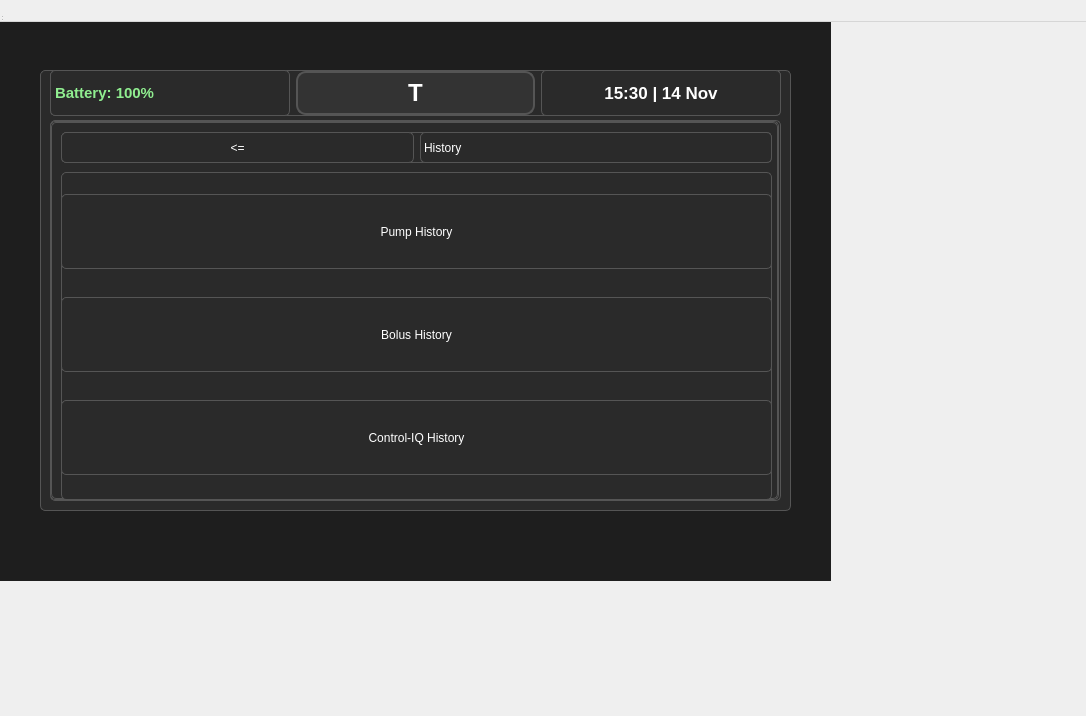
Before: the Qt Designer form src/optionsmenu.ui in Jelloge/insulin-pump-project, drawn with Qt 5.
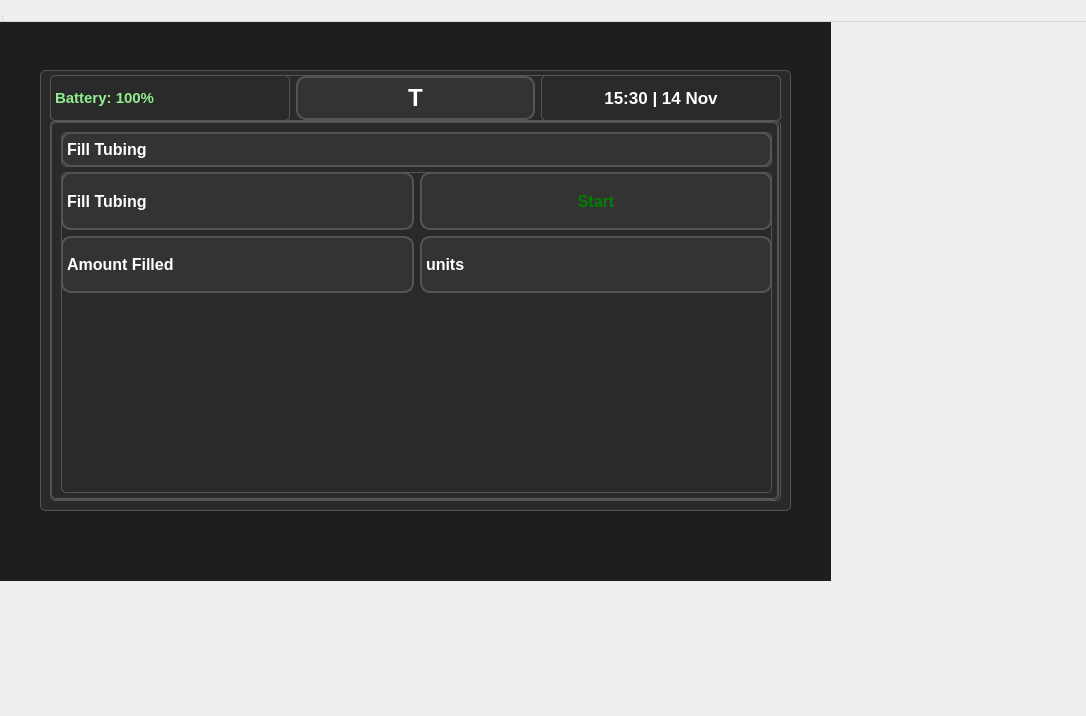
After: the same form once the commit is applied.

What changed in the file:
```diff
--- a/src/optionsmenu.ui
+++ b/src/optionsmenu.ui
@@ -41,7 +41,7 @@
      <property name="geometry">
       <rect>
        <x>10</x>
-       <y>0</y>
+       <y>5</y>
        <width>731</width>
        <height>46</height>
       </rect>
@@ -129,7 +129,7 @@
          </size>
         </property>
         <property name="currentIndex">
-         <number>7</number>
+         <number>8</number>
         </property>
         <widget class="QWidget" name="mainMenuPage">
          <widget class="QScrollArea" name="scrollArea">
@@ -918,6 +918,15 @@
                <verstretch>0</verstretch>
               </sizepolicy>
              </property>
+             <property name="styleSheet">
+              <string notr="true">QPushButton {
+    font: bold 12pt;
+    background-color: #333;
+    color: white;
+    border-radius: 10px;
+    border: 2px solid #555;
+}</string>
+             </property>
              <property name="text">
               <string>&lt;=</string>
              </property>
@@ -925,8 +934,18 @@
            </item>
            <item>
             <widget class="QLabel" name="historyLabel">
+             <property name="styleSheet">
+              <string notr="true">QLabel {
+    font: bold 12pt;
+    background-color: #333;
+    color: white;
+    border-radius: 10px;
+    border: 2px solid #555;
+        qproperty-alignment: 'AlignCenter';
+}</string>
+             </property>
              <property name="text">
-              <string>History</string>
+              <string>HISTORY</string>
              </property>
             </widget>
            </item>
@@ -938,18 +957,33 @@
             <x>10</x>
             <y>50</y>
             <width>711</width>
-            <height>328</height>
+            <height>321</height>
            </rect>
           </property>
           <layout class="QVBoxLayout" name="verticalLayout_10">
            <item>
             <widget class="QPushButton" name="pumpHistoryButton">
+             <property name="sizePolicy">
+              <sizepolicy hsizetype="Minimum" vsizetype="Minimum">
+               <horstretch>0</horstretch>
+               <verstretch>0</verstretch>
+              </sizepolicy>
+             </property>
              <property name="minimumSize">
               <size>
                <width>0</width>
                <height>75</height>
               </size>
              </property>
+             <property name="styleSheet">
+              <string notr="true">QPushButton {
+    font: bold 12pt;
+    background-color: #333;
+    color: white;
+    border-radius: 10px;
+    border: 2px solid #555;
+}</string>
+             </property>
              <property name="text">
               <string>Pump History</string>
              </property>
@@ -957,12 +991,27 @@
            </item>
            <item>
             <widget class="QPushButton" name="bolusHistoryButton">
+             <property name="sizePolicy">
+              <sizepolicy hsizetype="Minimum" vsizetype="Minimum">
+               <horstretch>0</horstretch>
+               <verstretch>0</verstretch>
+              </sizepolicy>
+             </property>
              <property name="minimumSize">
               <size>
                <width>0</width>
                <height>75</height>
               </size>
              </property>
+             <property name="styleSheet">
+              <string notr="true">QPushButton {
+    font: bold 12pt;
+    background-color: #333;
+    color: white;
+    border-radius: 10px;
+    border: 2px solid #555;
+}</string>
+             </property>
              <property name="text">
               <string>Bolus History</string>
              </property>
@@ -970,12 +1019,27 @@
            </item>
            <item>
             <widget class="QPushButton" name="controlIQHistoryButton">
+             <property name="sizePolicy">
+              <sizepolicy hsizetype="Minimum" vsizetype="Minimum">
+               <horstretch>0</horstretch>
+               <verstretch>0</verstretch>
+              </sizepolicy>
+             </property>
              <property name="minimumSize">
               <size>
                <width>0</width>
                <height>75</height>
               </size>
              </property>
+             <property name="styleSheet">
+              <string notr="true">QPushButton {
+    font: bold 12pt;
+    background-color: #333;
+    color: white;
+    border-radius: 10px;
+    border: 2px solid #555;
+}</string>
+             </property>
              <property name="text">
               <string>Control-IQ History</string>
              </property>
@@ -984,8 +1048,179 @@
           </layout>
          </widget>
         </widget>
-        <widget class="QWidget" name="Page4">
-         <layout class="QVBoxLayout" name="verticalLayout_3"/>
+        <widget class="QWidget" name="fillTubingPage">
+         <widget class="QWidget" name="horizontalLayoutWidget_8">
+          <property name="geometry">
+           <rect>
+            <x>10</x>
+            <y>10</y>
+            <width>711</width>
+            <height>35</height>
+           </rect>
+          </property>
+          <layout class="QHBoxLayout" name="horizontalLayout_14">
+           <item>
+            <widget class="QLabel" name="fillTubingHeaderLabel">
+             <property name="styleSheet">
+              <string notr="true">QLabel {
+    font: bold 12pt;
+    background-color: #333;
+    color: white;
+    border-radius: 10px;
+    border: 2px solid #555;
+        qproperty-alignment: 'AlignCenter';
+}</string>
+             </property>
+             <property name="text">
+              <string>Fill Tubing</string>
+             </property>
+            </widget>
+           </item>
+          </layout>
+         </widget>
+         <widget class="QWidget" name="gridLayoutWidget_4">
+          <property name="geometry">
+           <rect>
+            <x>10</x>
+            <y>50</y>
+            <width>711</width>
+            <height>321</height>
+           </rect>
+          </property>
+          <layout class="QGridLayout" name="gridLayout_4">
+           <item row="2" column="0" colspan="2">
+            <spacer name="verticalSpacer">
+             <property name="orientation">
+              <enum>Qt::Vertical</enum>
+             </property>
+             <property name="sizeType">
+              <enum>QSizePolicy::Fixed</enum>
+             </property>
+             <property name="sizeHint" stdset="0">
+              <size>
+               <width>20</width>
+               <height>200</height>
+              </size>
+             </property>
+            </spacer>
+           </item>
+           <item row="0" column="1">
+            <widget class="QPushButton" name="startFillInsulinButton">
+             <property name="sizePolicy">
+              <sizepolicy hsizetype="Minimum" vsizetype="Minimum">
+               <horstretch>0</horstretch>
+               <verstretch>0</verstretch>
+              </sizepolicy>
+             </property>
+             <property name="minimumSize">
+              <size>
+               <width>101</width>
+               <height>0</height>
+              </size>
+             </property>
+             <property name="styleSheet">
+              <string notr="true">QPushButton {
+    font: bold 12pt;
+    background-color: #333;
+    color: green;
+    border-radius: 10px;
+    border: 2px solid #555;
+}</string>
+             </property>
+             <property name="text">
+              <string>Start</string>
+             </property>
+            </widget>
+           </item>
+           <item row="0" column="0">
+            <widget class="QLabel" name="fillTubingLabel">
+             <property name="sizePolicy">
+              <sizepolicy hsizetype="Minimum" vsizetype="Minimum">
+               <horstretch>0</horstretch>
+               <verstretch>0</verstretch>
+              </sizepolicy>
+             </property>
+             <property name="minimumSize">
+              <size>
+               <width>114</width>
+               <height>0</height>
+              </size>
+             </property>
+             <property name="styleSheet">
+              <string notr="true">QLabel {
+    font: bold 12pt;
+    background-color: #333;
+    color: white;
+    border-radius: 10px;
+    border: 2px solid #555;
+    qproperty-alignment: 'AlignCenter';
+}</string>
+             </property>
+             <property name="text">
+              <string>Fill Tubing</string>
+             </property>
+            </widget>
+           </item>
+           <item row="1" column="0">
+            <widget class="QLabel" name="amountFilledLabel">
+             <property name="sizePolicy">
+              <sizepolicy hsizetype="Minimum" vsizetype="Minimum">
+               <horstretch>0</horstretch>
+               <verstretch>0</verstretch>
+              </sizepolicy>
+             </property>
+             <property name="minimumSize">
+              <size>
+               <width>114</width>
+               <height>0</height>
+              </size>
+             </property>
+             <property name="styleSheet">
+              <string notr="true">QLabel {
+    font: bold 12pt;
+    background-color: #333;
+    color: white;
+    border-radius: 10px;
+    border: 2px solid #555;
+        qproperty-alignment: 'AlignCenter';
+}</string>
+             </property>
+             <property name="text">
+              <string>Amount Filled</string>
+             </property>
+            </widget>
+           </item>
+           <item row="1" column="1">
+            <widget class="QLabel" name="insulinAmountLabel">
+             <property name="sizePolicy">
+              <sizepolicy hsizetype="Minimum" vsizetype="Minimum">
+               <horstretch>0</horstretch>
+               <verstretch>0</verstretch>
+              </sizepolicy>
+             </property>
+             <property name="minimumSize">
+              <size>
+               <width>114</width>
+               <height>0</height>
+              </size>
+             </property>
+             <property name="styleSheet">
+              <string notr="true">QLabel {
+    font: bold 12pt;
+    background-color: #333;
+    color: white;
+    border-radius: 10px;
+    border: 2px solid #555;
+        qproperty-alignment: 'AlignCenter';
+}</string>
+             </property>
+             <property name="text">
+              <string>units</string>
+             </property>
+            </widget>
+           </item>
+          </layout>
+         </widget>
         </widget>
        </widget>
       </item>
```
Left out of the diff: 605 changed lines with no effect on the pictures.
